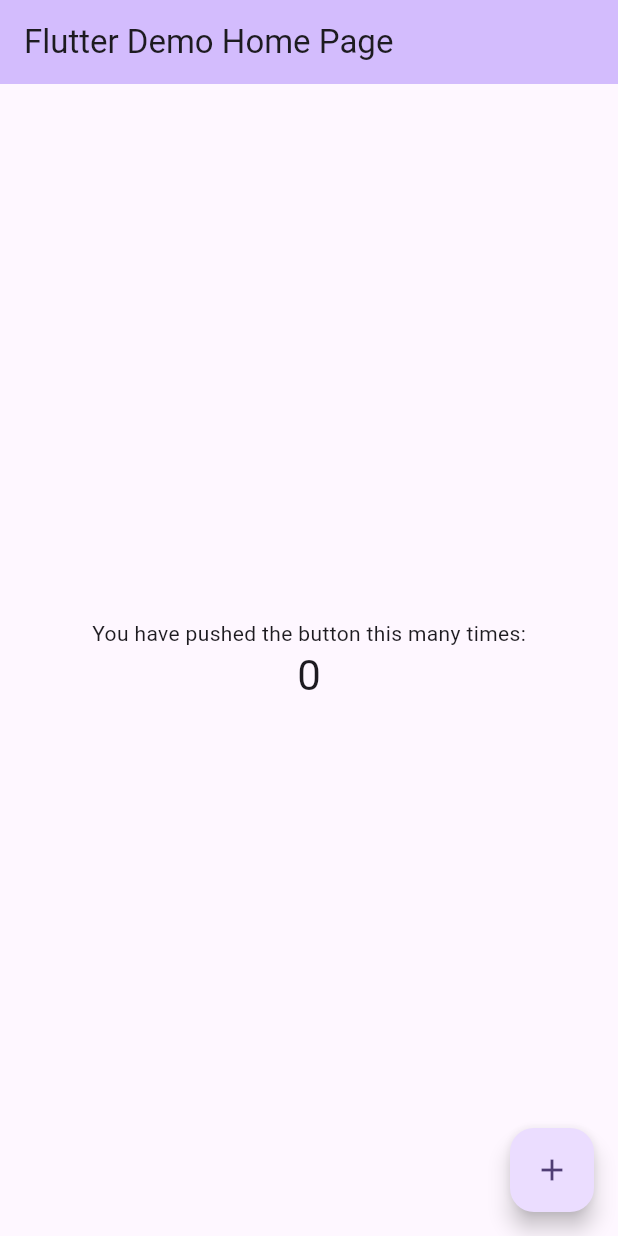
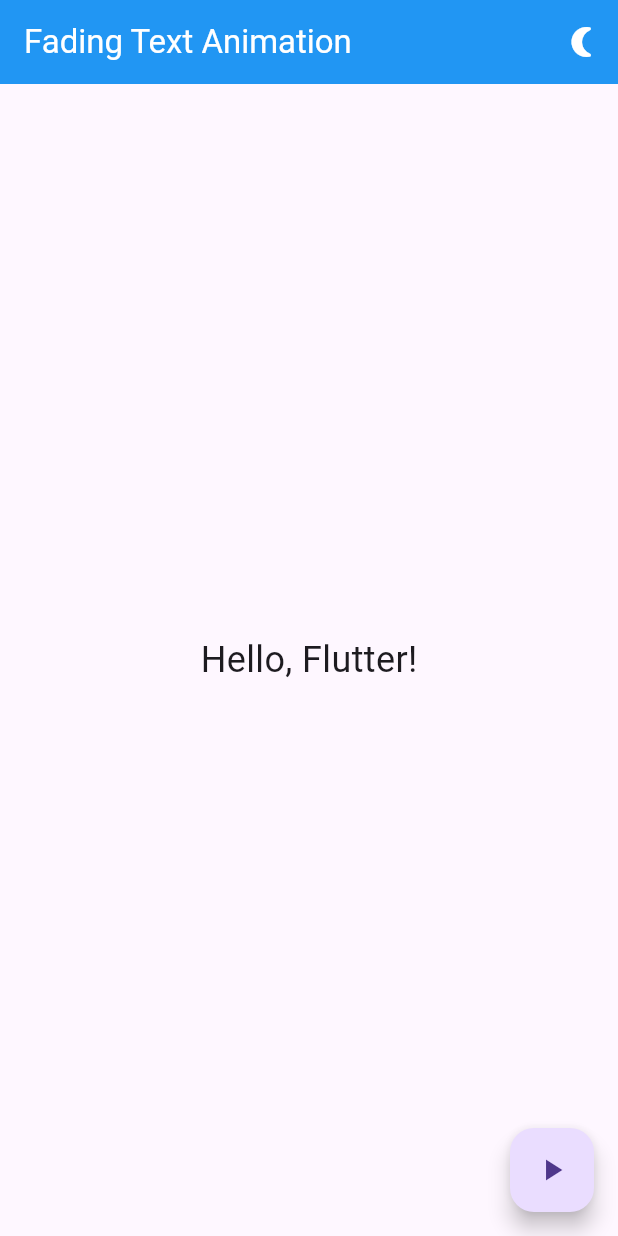
Before and after one commit to phitly/inclass08, a Flutter app: the screen it shows after launch, on a phone screen of 412 x 824 dp. Run offline on Flutter 3.47's test engine with Material 3 defaults, Android fonts, the phone set to English and light mode, and no system bars.

Commit message:
light dark mode

```diff
--- a/lib/main.dart
+++ b/lib/main.dart
@@ -1,122 +1,99 @@
 import 'package:flutter/material.dart';
 
 void main() {
-  runApp(const MyApp());
+  runApp(MyApp());
 }
 
-class MyApp extends StatelessWidget {
-  const MyApp({super.key});
-
-  // This widget is the root of your application.
+class MyApp extends StatefulWidget {
   @override
-  Widget build(BuildContext context) {
-    return MaterialApp(
-      title: 'Flutter Demo',
-      theme: ThemeData(
-        // This is the theme of your application.
-        //
-        // TRY THIS: Try running your application with "flutter run". You'll see
-        // the application has a purple toolbar. Then, without quitting the app,
-        // try changing the seedColor in the colorScheme below to Colors.green
-        // and then invoke "hot reload" (save your changes or press the "hot
-        // reload" button in a Flutter-supported IDE, or press "r" if you used
-        // the command line to start the app).
-        //
-        // Notice that the counter didn't reset back to zero; the application
-        // state is not lost during the reload. To reset the state, use hot
-        // restart instead.
-        //
-        // This works for code too, not just values: Most code changes can be
-        // tested with just a hot reload.
-        colorScheme: ColorScheme.fromSeed(seedColor: Colors.deepPurple),
-      ),
-      home: const MyHomePage(title: 'Flutter Demo Home Page'),
-    );
-  }
+  _MyAppState createState() => _MyAppState();
 }
 
-class MyHomePage extends StatefulWidget {
-  const MyHomePage({super.key, required this.title});
+class _MyAppState extends State<MyApp> {
+  bool _isDarkMode = false;
 
-  // This widget is the home page of your application. It is stateful, meaning
-  // that it has a State object (defined below) that contains fields that affect
-  // how it looks.
-
-  // This class is the configuration for the state. It holds the values (in this
-  // case the title) provided by the parent (in this case the App widget) and
-  // used by the build method of the State. Fields in a Widget subclass are
-  // always marked "final".
-
-  final String title;
-
-  @override
-  State<MyHomePage> createState() => _MyHomePageState();
-}
-
-class _MyHomePageState extends State<MyHomePage> {
-  int _counter = 0;
-
-  void _incrementCounter() {
+  void toggleTheme() {
     setState(() {
-      // This call to setState tells the Flutter framework that something has
-      // changed in this State, which causes it to rerun the build method below
-      // so that the display can reflect the updated values. If we changed
-      // _counter without calling setState(), then the build method would not be
-      // called again, and so nothing would appear to happen.
-      _counter++;
+      _isDarkMode = !_isDarkMode;
     });
   }
 
   @override
   Widget build(BuildContext context) {
-    // This method is rerun every time setState is called, for instance as done
-    // by the _incrementCounter method above.
-    //
-    // The Flutter framework has been optimized to make rerunning build methods
-    // fast, so that you can just rebuild anything that needs updating rather
-    // than having to individually change instances of widgets.
+    return MaterialApp(
+      theme: ThemeData(
+        primarySwatch: Colors.blue,
+        brightness: Brightness.light,
+        appBarTheme: AppBarTheme(
+          backgroundColor: Colors.blue,
+          foregroundColor: Colors.white,
+        ),
+      ),
+      darkTheme: ThemeData(
+        primarySwatch: Colors.blue,
+        brightness: Brightness.dark,
+        appBarTheme: AppBarTheme(
+          backgroundColor: Colors.grey[900],
+          foregroundColor: Colors.white,
+        ),
+      ),
+      themeMode: _isDarkMode ? ThemeMode.dark : ThemeMode.light,
+      home: FadingTextAnimation(
+        isDarkMode: _isDarkMode,
+        onThemeToggle: toggleTheme,
+      ),
+    );
+  }
+}
+
+class FadingTextAnimation extends StatefulWidget {
+  final bool isDarkMode;
+  final VoidCallback onThemeToggle;
+
+  FadingTextAnimation({required this.isDarkMode, required this.onThemeToggle});
+
+  @override
+  _FadingTextAnimationState createState() => _FadingTextAnimationState();
+}
+
+class _FadingTextAnimationState extends State<FadingTextAnimation> {
+  bool _isVisible = true;
+
+  void toggleVisibility() {
+    setState(() {
+      _isVisible = !_isVisible;
+    });
+  }
+
+  @override
+  Widget build(BuildContext context) {
     return Scaffold(
       appBar: AppBar(
-        // TRY THIS: Try changing the color here to a specific color (to
-        // Colors.amber, perhaps?) and trigger a hot reload to see the AppBar
-        // change color while the other colors stay the same.
-        backgroundColor: Theme.of(context).colorScheme.inversePrimary,
-        // Here we take the value from the MyHomePage object that was created by
-        // the App.build method, and use it to set our appbar title.
-        title: Text(widget.title),
+        title: Text('Fading Text Animation'),
+        actions: [
+          IconButton(
+            onPressed: widget.onThemeToggle,
+            icon: Icon(
+              widget.isDarkMode ? Icons.wb_sunny : Icons.nightlight_round,
+            ),
+            tooltip: widget.isDarkMode ? 'Switch to Light Mode' : 'Switch to Dark Mode',
+          ),
+        ],
       ),
       body: Center(
-        // Center is a layout widget. It takes a single child and positions it
-        // in the middle of the parent.
-        child: Column(
-          // Column is also a layout widget. It takes a list of children and
-          // arranges them vertically. By default, it sizes itself to fit its
-          // children horizontally, and tries to be as tall as its parent.
-          //
-          // Column has various properties to control how it sizes itself and
-          // how it positions its children. Here we use mainAxisAlignment to
-          // center the children vertically; the main axis here is the vertical
-          // axis because Columns are vertical (the cross axis would be
-          // horizontal).
-          //
-          // TRY THIS: Invoke "debug painting" (choose the "Toggle Debug Paint"
-          // action in the IDE, or press "p" in the console), to see the
-          // wireframe for each widget.
-          mainAxisAlignment: MainAxisAlignment.center,
-          children: <Widget>[
-            const Text('You have pushed the button this many times:'),
-            Text(
-              '$_counter',
-              style: Theme.of(context).textTheme.headlineMedium,
-            ),
-          ],
+        child: AnimatedOpacity(
+          opacity: _isVisible ? 1.0 : 0.0,
+          duration: Duration(seconds: 1),
+          child: Text(
+            'Hello, Flutter!',
+            style: TextStyle(fontSize: 24),
+          ),
         ),
       ),
       floatingActionButton: FloatingActionButton(
-        onPressed: _incrementCounter,
-        tooltip: 'Increment',
-        child: const Icon(Icons.add),
-      ), // This trailing comma makes auto-formatting nicer for build methods.
+        onPressed: toggleVisibility,
+        child: Icon(Icons.play_arrow),
+      ),
     );
   }
 }
```
